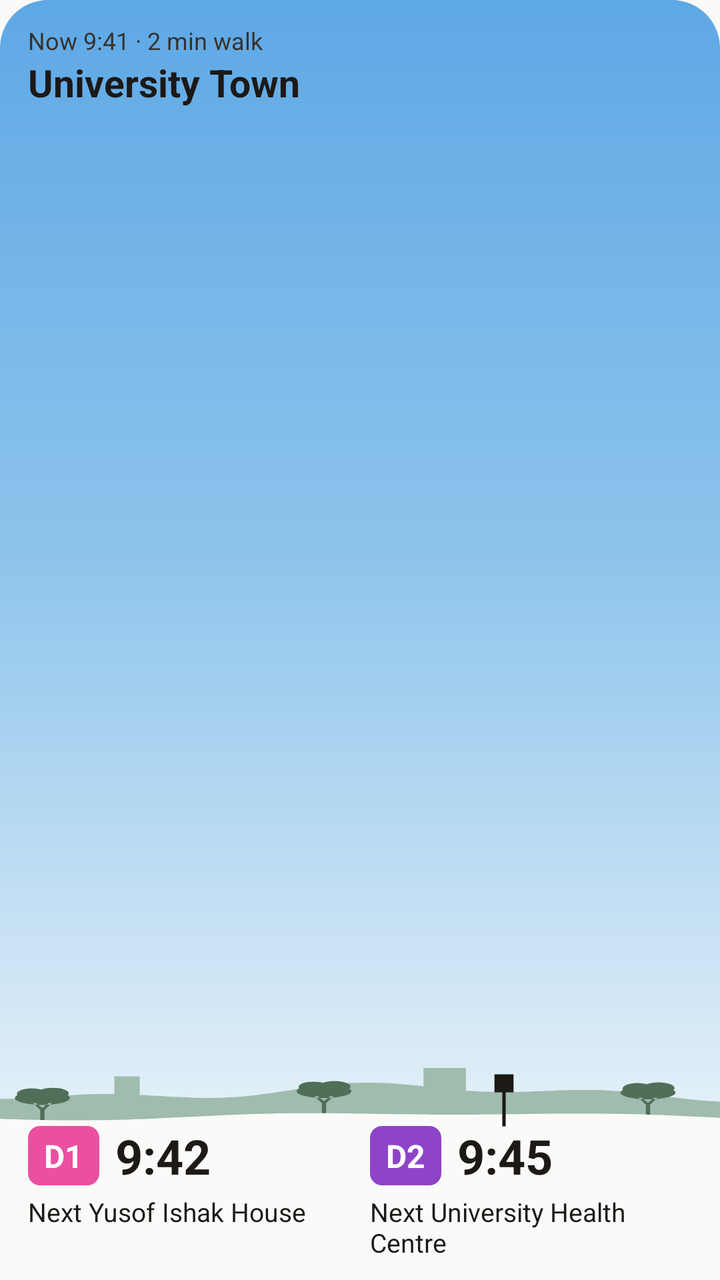
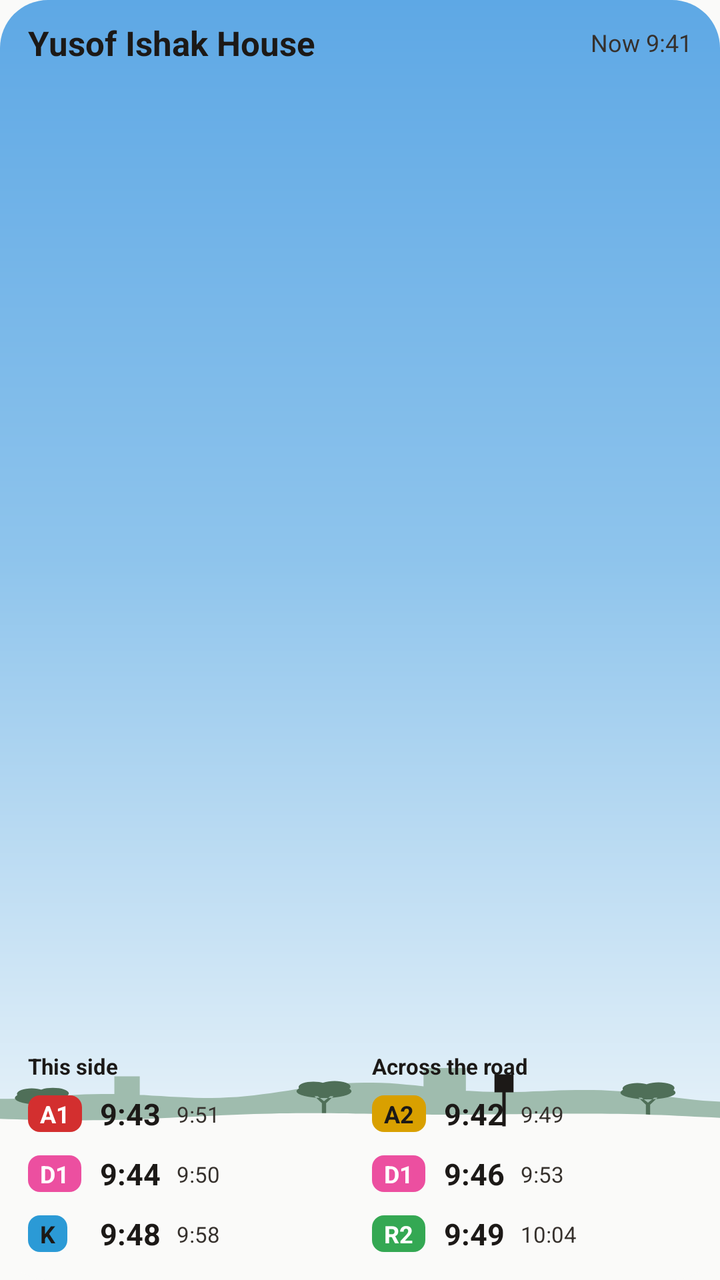

Screens rendered from an Android XML layout before and after an edit, with the pre-edit source and the edit as a unified diff.
<!-- AndroidManifest.xml: application theme Theme.Terminus -->
<!-- res/layout/widget_preview_nearby.xml -->
<?xml version="1.0" encoding="utf-8"?>
<LinearLayout xmlns:android="http://schemas.android.com/apk/res/android"
    xmlns:tools="http://schemas.android.com/tools"
    tools:ignore="HardcodedText,UselessLeaf,DisableBaselineAlignment"
    android:layout_width="match_parent" android:layout_height="match_parent"
    android:orientation="vertical"
    android:background="@drawable/widget_preview_bg"
    android:paddingHorizontal="14dp" android:paddingTop="12dp" android:paddingBottom="10dp">
    <TextView android:layout_width="wrap_content" android:layout_height="wrap_content"
        android:text="@string/preview_nearby_now" android:textSize="12sp"
        android:textColor="@color/brand_sky_muted" android:maxLines="1" />
    <TextView android:layout_width="wrap_content" android:layout_height="wrap_content"
        android:text="University Town" android:textSize="19sp" android:textStyle="bold"
        android:textColor="@color/brand_ink" android:maxLines="1" />
    
    <FrameLayout android:layout_width="match_parent" android:layout_height="0dp" android:layout_weight="1" />
    <LinearLayout android:layout_width="match_parent" android:layout_height="wrap_content" android:orientation="horizontal">
        <LinearLayout android:layout_width="0dp" android:layout_height="wrap_content" android:layout_weight="1" android:orientation="vertical">
            <LinearLayout android:layout_width="wrap_content" android:layout_height="wrap_content" android:orientation="horizontal" android:gravity="center_vertical">
                <TextView android:layout_width="wrap_content" android:layout_height="wrap_content" android:text="D1"
                    android:textSize="16sp" android:textStyle="bold" android:textColor="#FFFFFF"
                    android:background="@drawable/widget_preview_badge" android:backgroundTint="#EC4FA0"
                    android:paddingHorizontal="8dp" android:paddingVertical="4dp" android:layout_marginEnd="8dp" />
                <TextView android:layout_width="wrap_content" android:layout_height="wrap_content" android:text="9:42"
                    android:textSize="24sp" android:textStyle="bold" android:textColor="@color/brand_ink" />
            </LinearLayout>
            <TextView android:layout_width="wrap_content" android:layout_height="wrap_content"
                android:text="@string/preview_nearby_next_1" android:textSize="13sp"
                android:textColor="@color/brand_ink" android:maxLines="2" android:layout_marginTop="3dp" />
        </LinearLayout>
        <LinearLayout android:layout_width="0dp" android:layout_height="wrap_content" android:layout_weight="1" android:orientation="vertical"
            android:layout_marginStart="10dp">
            <LinearLayout android:layout_width="wrap_content" android:layout_height="wrap_content" android:orientation="horizontal" android:gravity="center_vertical">
                <TextView android:layout_width="wrap_content" android:layout_height="wrap_content" android:text="D2"
                    android:textSize="16sp" android:textStyle="bold" android:textColor="#FFFFFF"
                    android:background="@drawable/widget_preview_badge" android:backgroundTint="#8E44C9"
                    android:paddingHorizontal="8dp" android:paddingVertical="4dp" android:layout_marginEnd="8dp" />
                <TextView android:layout_width="wrap_content" android:layout_height="wrap_content" android:text="9:45"
                    android:textSize="24sp" android:textStyle="bold" android:textColor="@color/brand_ink" />
            </LinearLayout>
            <TextView android:layout_width="wrap_content" android:layout_height="wrap_content"
                android:text="@string/preview_nearby_next_2" android:textSize="13sp"
                android:textColor="@color/brand_ink" android:maxLines="2" android:layout_marginTop="3dp" />
        </LinearLayout>
    </LinearLayout>
</LinearLayout>
<!-- resources referenced by this layout -->
<resources>
  <color name="brand_ink">#1C1917</color>
  <color name="brand_sky_muted">#36312D</color>
  <!-- drawable widget_preview_badge (drawable) -->
  <?xml version="1.0" encoding="utf-8"?>
  <shape xmlns:android="http://schemas.android.com/apk/res/android" android:shape="rectangle">
      <solid android:color="#8E44C9" />
      <corners android:radius="6dp" />
  </shape>
  <!-- drawable widget_preview_bg (drawable) -->
  <?xml version="1.0" encoding="utf-8"?>
  <layer-list xmlns:android="http://schemas.android.com/apk/res/android">
      <item>
          <shape android:shape="rectangle">
              <solid android:color="@color/brand_page" />
              <corners android:radius="24dp" />
          </shape>
      </item>
      <item android:bottom="84dp">
          <shape android:shape="rectangle">
              <gradient android:angle="270" android:startColor="#5EA8E5" android:centerColor="#8EC4EC" android:endColor="#E3F0F8" />
              <corners android:topLeftRadius="24dp" android:topRightRadius="24dp" />
          </shape>
      </item>
      <item android:bottom="72dp" android:gravity="bottom|fill_horizontal" android:height="34dp" android:drawable="@drawable/widget_preview_hills" />
  </layer-list>
  <string name="preview_nearby_next_1">Next Yusof Ishak House</string>
  <string name="preview_nearby_next_2">Next University Health Centre</string>
  <string name="preview_nearby_now">Now 9:41 · 2 min walk</string>
  <style name="Theme.Terminus" parent="android:Theme.Material.Light.NoActionBar">
          <item name="android:windowBackground">@color/bg</item>
      </style>
  <color name="brand_page">#FAFAF9</color>
  <!-- drawable widget_preview_hills: vector/xml drawable (drawable, 3342 chars, omitted) -->
  <color name="bg">#FAFAF9</color>
</resources>

<!-- the commit's change to res/layout/widget_preview_nearby.xml (unified diff, before → after) -->
@@ -1,46 +1,103 @@
 <?xml version="1.0" encoding="utf-8"?>
 <LinearLayout xmlns:android="http://schemas.android.com/apk/res/android"
     xmlns:tools="http://schemas.android.com/tools"
-    tools:ignore="HardcodedText,UselessLeaf,DisableBaselineAlignment"
+    tools:ignore="HardcodedText,UselessLeaf,DisableBaselineAlignment,UselessParent"
     android:layout_width="match_parent" android:layout_height="match_parent"
     android:orientation="vertical"
     android:background="@drawable/widget_preview_bg"
-    android:paddingHorizontal="14dp" android:paddingTop="12dp" android:paddingBottom="10dp">
-    <TextView android:layout_width="wrap_content" android:layout_height="wrap_content"
-        android:text="@string/preview_nearby_now" android:textSize="12sp"
-        android:textColor="@color/brand_sky_muted" android:maxLines="1" />
-    <TextView android:layout_width="wrap_content" android:layout_height="wrap_content"
-        android:text="University Town" android:textSize="19sp" android:textStyle="bold"
-        android:textColor="@color/brand_ink" android:maxLines="1" />
+    android:paddingHorizontal="14dp" android:paddingTop="10dp" android:paddingBottom="8dp">
+    <LinearLayout android:layout_width="match_parent" android:layout_height="wrap_content" android:orientation="horizontal" android:gravity="center_vertical">
+        <TextView android:layout_width="0dp" android:layout_height="wrap_content" android:layout_weight="1"
+            android:text="Yusof Ishak House" android:textSize="17sp" android:textStyle="bold"
+            android:textColor="@color/brand_ink" android:maxLines="1" />
+        <TextView android:layout_width="wrap_content" android:layout_height="wrap_content"
+            android:text="@string/preview_nearby_now" android:textSize="12sp"
+            android:textColor="@color/brand_sky_muted" android:maxLines="1" />
+    </LinearLayout>
     
     <FrameLayout android:layout_width="match_parent" android:layout_height="0dp" android:layout_weight="1" />
     <LinearLayout android:layout_width="match_parent" android:layout_height="wrap_content" android:orientation="horizontal">
         <LinearLayout android:layout_width="0dp" android:layout_height="wrap_content" android:layout_weight="1" android:orientation="vertical">
-            <LinearLayout android:layout_width="wrap_content" android:layout_height="wrap_content" android:orientation="horizontal" android:gravity="center_vertical">
-                <TextView android:layout_width="wrap_content" android:layout_height="wrap_content" android:text="D1"
-                    android:textSize="16sp" android:textStyle="bold" android:textColor="#FFFFFF"
-                    android:background="@drawable/widget_preview_badge" android:backgroundTint="#EC4FA0"
-                    android:paddingHorizontal="8dp" android:paddingVertical="4dp" android:layout_marginEnd="8dp" />
+            <TextView android:layout_width="wrap_content" android:layout_height="18dp" android:gravity="center_vertical"
+                android:text="@string/buses_this_side" android:textSize="11sp" android:textStyle="bold"
+                android:textColor="@color/brand_ink" android:maxLines="1" />
+            <LinearLayout android:layout_width="match_parent" android:layout_height="30dp" android:orientation="horizontal" android:gravity="center_vertical">
+                <FrameLayout android:layout_width="36dp" android:layout_height="wrap_content">
+                    <TextView android:layout_width="wrap_content" android:layout_height="wrap_content" android:text="A1"
+                        android:textSize="12sp" android:textStyle="bold" android:textColor="#FFFFFF"
+                        android:background="@drawable/widget_preview_badge" android:backgroundTint="#D32F2F"
+                        android:paddingHorizontal="6dp" android:paddingVertical="1dp" />
+                </FrameLayout>
+                <TextView android:layout_width="wrap_content" android:layout_height="wrap_content" android:text="9:43"
+                    android:textSize="15sp" android:textStyle="bold" android:textColor="@color/brand_ink" />
+                <TextView android:layout_width="wrap_content" android:layout_height="wrap_content" android:text="9:51"
+                    android:textSize="11sp" android:textColor="@color/brand_sky_muted" android:layout_marginStart="8dp" />
+            </LinearLayout>
+            <LinearLayout android:layout_width="match_parent" android:layout_height="30dp" android:orientation="horizontal" android:gravity="center_vertical">
+                <FrameLayout android:layout_width="36dp" android:layout_height="wrap_content">
+                    <TextView android:layout_width="wrap_content" android:layout_height="wrap_content" android:text="D1"
+                        android:textSize="12sp" android:textStyle="bold" android:textColor="#FFFFFF"
+                        android:background="@drawable/widget_preview_badge" android:backgroundTint="#EC4FA0"
+                        android:paddingHorizontal="6dp" android:paddingVertical="1dp" />
+                </FrameLayout>
+                <TextView android:layout_width="wrap_content" android:layout_height="wrap_content" android:text="9:44"
+                    android:textSize="15sp" android:textStyle="bold" android:textColor="@color/brand_ink" />
+                <TextView android:layout_width="wrap_content" android:layout_height="wrap_content" android:text="9:50"
+                    android:textSize="11sp" android:textColor="@color/brand_sky_muted" android:layout_marginStart="8dp" />
+            </LinearLayout>
+            <LinearLayout android:layout_width="match_parent" android:layout_height="30dp" android:orientation="horizontal" android:gravity="center_vertical">
+                <FrameLayout android:layout_width="36dp" android:layout_height="wrap_content">
+                    <TextView android:layout_width="wrap_content" android:layout_height="wrap_content" android:text="K"
+                        android:textSize="12sp" android:textStyle="bold" android:textColor="@color/brand_ink"
+                        android:background="@drawable/widget_preview_badge" android:backgroundTint="#2B9AD6"
+                        android:paddingHorizontal="6dp" android:paddingVertical="1dp" />
+                </FrameLayout>
+                <TextView android:layout_width="wrap_content" android:layout_height="wrap_content" android:text="9:48"
+                    android:textSize="15sp" android:textStyle="bold" android:textColor="@color/brand_ink" />
+                <TextView android:layout_width="wrap_content" android:layout_height="wrap_content" android:text="9:58"
+                    android:textSize="11sp" android:textColor="@color/brand_sky_muted" android:layout_marginStart="8dp" />
+            </LinearLayout>
+        </LinearLayout>
+        <LinearLayout android:layout_width="0dp" android:layout_height="wrap_content" android:layout_weight="1" android:orientation="vertical" android:layout_marginStart="12dp">
+            <TextView android:layout_width="wrap_content" android:layout_height="18dp" android:gravity="center_vertical"
+                android:text="@string/buses_across" android:textSize="11sp" android:textStyle="bold"
+                android:textColor="@color/brand_ink" android:maxLines="1" />
+            <LinearLayout android:layout_width="match_parent" android:layout_height="30dp" android:orientation="horizontal" android:gravity="center_vertical">
+                <FrameLayout android:layout_width="36dp" android:layout_height="wrap_content">
+                    <TextView android:layout_width="wrap_content" android:layout_height="wrap_content" android:text="A2"
+                        android:textSize="12sp" android:textStyle="bold" android:textColor="@color/brand_ink"
+                        android:background="@drawable/widget_preview_badge" android:backgroundTint="#D9A000"
+                        android:paddingHorizontal="6dp" android:paddingVertical="1dp" />
+                </FrameLayout>
                 <TextView android:layout_width="wrap_content" android:layout_height="wrap_content" android:text="9:42"
-                    android:textSize="24sp" android:textStyle="bold" android:textColor="@color/brand_ink" />
+                    android:textSize="15sp" android:textStyle="bold" android:textColor="@color/brand_ink" />
+                <TextView android:layout_width="wrap_content" android:layout_height="wrap_content" android:text="9:49"
+                    android:textSize="11sp" android:textColor="@color/brand_sky_muted" android:layout_marginStart="8dp" />
             </LinearLayout>
-            <TextView android:layout_width="wrap_content" android:layout_height="wrap_content"
-                android:text="@string/preview_nearby_next_1" android:textSize="13sp"
-                android:textColor="@color/brand_ink" android:maxLines="2" android:layout_marginTop="3dp" />
-        </LinearLayout>
-        <LinearLayout android:layout_width="0dp" android:layout_height="wrap_content" android:layout_weight="1" android:orientation="vertical"
-            android:layout_marginStart="10dp">
-            <LinearLayout android:layout_width="wrap_content" android:layout_height="wrap_content" android:orientation="horizontal" android:gravity="center_vertical">
-                <TextView android:layout_width="wrap_content" android:layout_height="wrap_content" android:text="D2"
-                    android:textSize="16sp" android:textStyle="bold" android:textColor="#FFFFFF"
-                    android:background="@drawable/widget_preview_badge" android:backgroundTint="#8E44C9"
-                    android:paddingHorizontal="8dp" android:paddingVertical="4dp" android:layout_marginEnd="8dp" />
-                <TextView android:layout_width="wrap_content" android:layout_height="wrap_content" android:text="9:45"
-                    android:textSize="24sp" android:textStyle="bold" android:textColor="@color/brand_ink" />
+            <LinearLayout android:layout_width="match_parent" android:layout_height="30dp" android:orientation="horizontal" android:gravity="center_vertical">
+                <FrameLayout android:layout_width="36dp" android:layout_height="wrap_content">
+                    <TextView android:layout_width="wrap_content" android:layout_height="wrap_content" android:text="D1"
+                        android:textSize="12sp" android:textStyle="bold" android:textColor="#FFFFFF"
+                        android:background="@drawable/widget_preview_badge" android:backgroundTint="#EC4FA0"
+                        android:paddingHorizontal="6dp" android:paddingVertical="1dp" />
+                </FrameLayout>
+                <TextView android:layout_width="wrap_content" android:layout_height="wrap_content" android:text="9:46"
+                    android:textSize="15sp" android:textStyle="bold" android:textColor="@color/brand_ink" />
+                <TextView android:layout_width="wrap_content" android:layout_height="wrap_content" android:text="9:53"
+                    android:textSize="11sp" android:textColor="@color/brand_sky_muted" android:layout_marginStart="8dp" />
             </LinearLayout>
-            <TextView android:layout_width="wrap_content" android:layout_height="wrap_content"
-                android:text="@string/preview_nearby_next_2" android:textSize="13sp"
-                android:textColor="@color/brand_ink" android:maxLines="2" android:layout_marginTop="3dp" />
+            <LinearLayout android:layout_width="match_parent" android:layout_height="30dp" android:orientation="horizontal" android:gravity="center_vertical">
+                <FrameLayout android:layout_width="36dp" android:layout_height="wrap_content">
+                    <TextView android:layout_width="wrap_content" android:layout_height="wrap_content" android:text="R2"
+                        android:textSize="12sp" android:textStyle="bold" android:textColor="#FFFFFF"
+                        android:background="@drawable/widget_preview_badge" android:backgroundTint="#34A853"
+                        android:paddingHorizontal="6dp" android:paddingVertical="1dp" />
+                </FrameLayout>
+                <TextView android:layout_width="wrap_content" android:layout_height="wrap_content" android:text="9:49"
+                    android:textSize="15sp" android:textStyle="bold" android:textColor="@color/brand_ink" />
+                <TextView android:layout_width="wrap_content" android:layout_height="wrap_content" android:text="10:04"
+                    android:textSize="11sp" android:textColor="@color/brand_sky_muted" android:layout_marginStart="8dp" />
+            </LinearLayout>
         </LinearLayout>
     </LinearLayout>
 </LinearLayout>
<!-- resource entries referenced after the edit -->
@@ -25,9 +25,9 @@
       </item>
       <item android:bottom="72dp" android:gravity="bottom|fill_horizontal" android:height="34dp" android:drawable="@drawable/widget_preview_hills" />
   </layer-list>
-  <string name="preview_nearby_next_1">Next Yusof Ishak House</string>
-  <string name="preview_nearby_next_2">Next University Health Centre</string>
-  <string name="preview_nearby_now">Now 9:41 · 2 min walk</string>
+  <string name="buses_across">Across the road</string>
+  <string name="buses_this_side">This side</string>
+  <string name="preview_nearby_now">Now 9:41</string>
   <style name="Theme.Terminus" parent="android:Theme.Material.Light.NoActionBar">
           <item name="android:windowBackground">@color/bg</item>
       </style>
